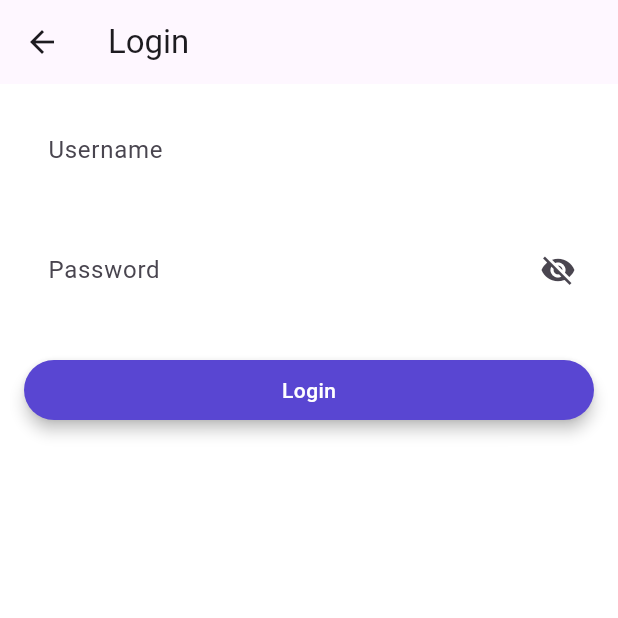
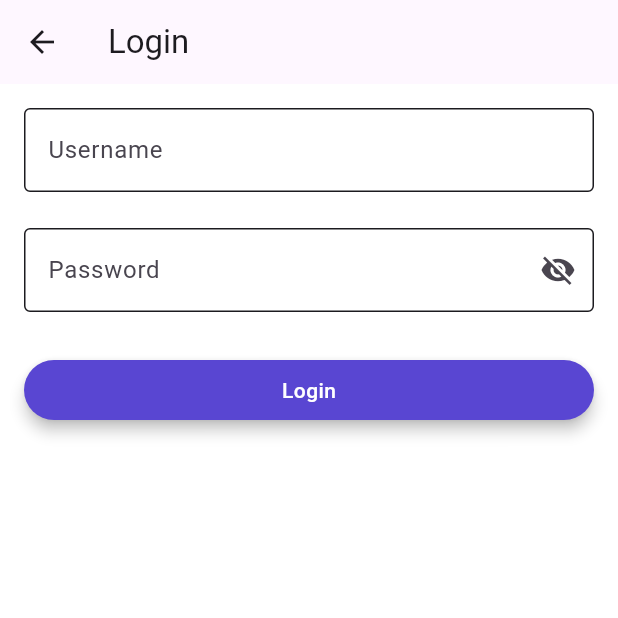
Before and after one commit to thisisyusub/Tody-App, a Flutter app: the LoginPage screen opened by its route, on a phone screen of 412 x 824 dp, the top half of it. Run offline on Flutter 3.47's test engine with Material 3 defaults, Android fonts, the phone set to English and light mode, and no system bars; our stand-ins replace equatable, flutter_secure_storage, shared_preferences; accounts and stored records are empty; statements that could not run were skipped.

Commit message:
added colors matching the dark-light theme

```diff
--- a/lib/presentation/pages/login_page.dart
+++ b/lib/presentation/pages/login_page.dart
@@ -53,7 +53,9 @@ class _LoginPageState extends State<LoginPage> {
 
     final border = OutlineInputBorder(
       borderSide: BorderSide(
-        color: AppColors.onPrimary,
+        color: Theme.of(context).brightness == Brightness.light
+            ? AppColors.onSurface
+            : DarkAppColors.onPrimary,
       ),
     );
 
```
